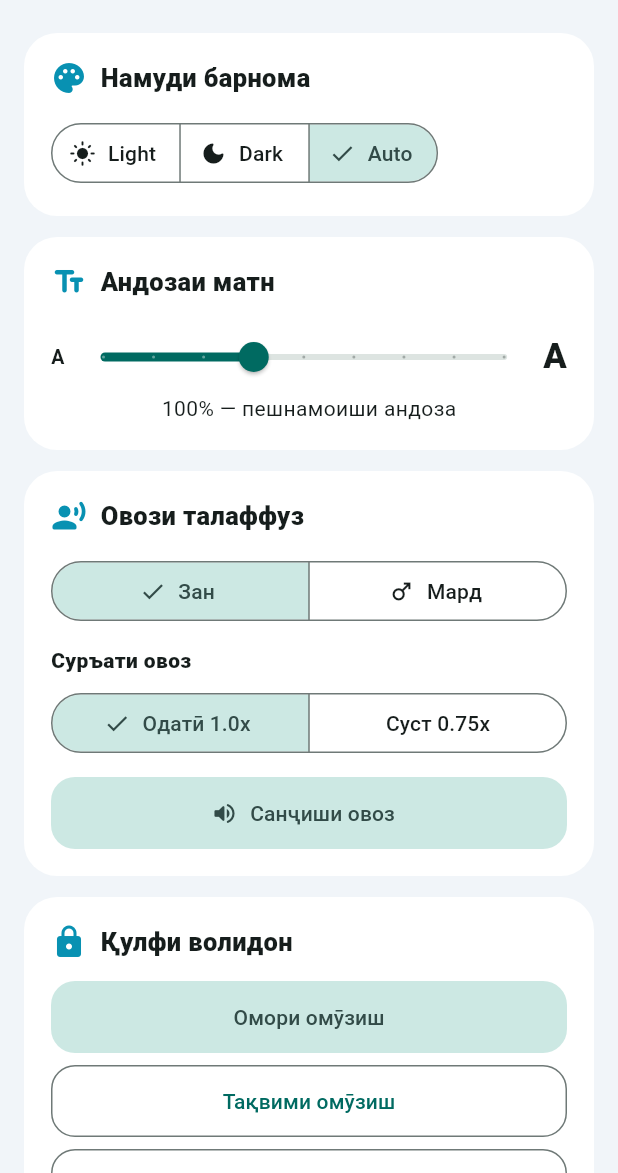
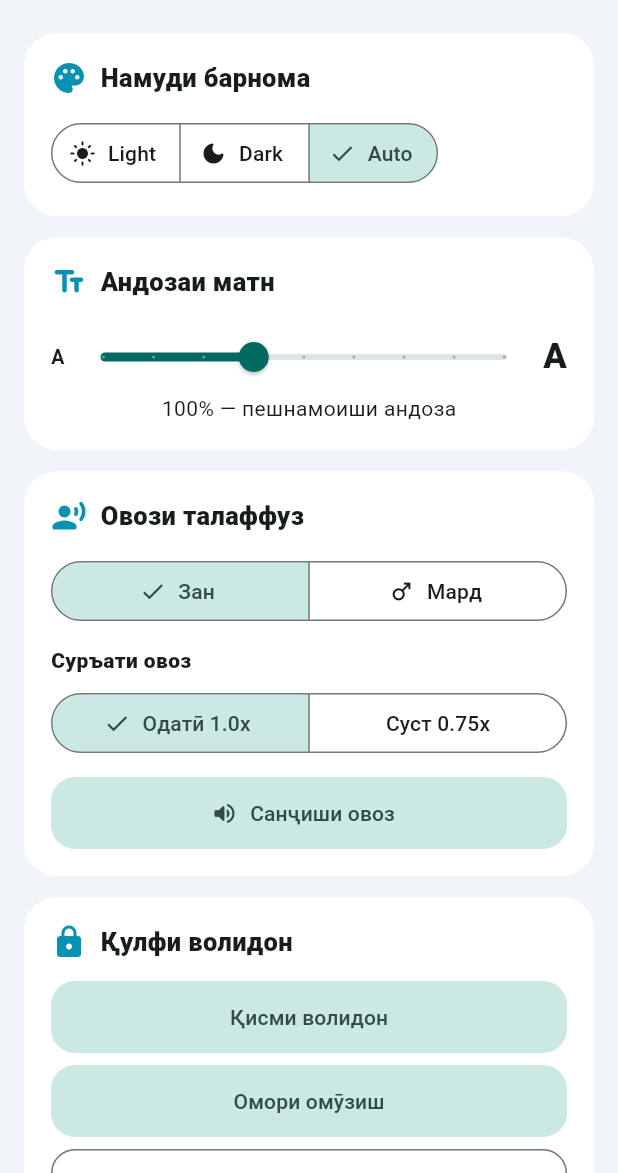
Before and after one commit to mzaynuddinov/english-kids, a Flutter app: the SettingsPage screen opened directly with empty values, on a phone screen of 412 x 824 dp, the part 63-1236 px from its top. Run offline on Flutter 3.47's test engine with Material 3 defaults, Android fonts, the phone set to English and light mode, and no system bars; our stand-ins replace flutter_local_notifications, flutter_tts, shared_preferences, timezone; accounts and stored records are empty.

Commit message:
Add parent hub and protected reset copy in settings

```diff
--- a/lib/pages/settings_page.dart
+++ b/lib/pages/settings_page.dart
@@ -7,6 +7,7 @@ import '../services/progress_service.dart';
 import '../services/reminder_service.dart';
 import '../theme.dart';
 import 'calendar_page.dart';
+import 'parent_hub_page.dart';
 import 'parent_stats_page.dart';
 import 'pin_gate.dart';
 
@@ -124,6 +125,20 @@ class SettingsPage extends StatelessWidget {
                 children: [
                   FilledButton.tonal(
                     onPressed: () async {
+                      final ok = await unlockParent(context, title: 'Қисми волидон');
+                      if (!ok || !context.mounted) return;
+                      await Navigator.push<void>(
+                        context,
+                        MaterialPageRoute(
+                          builder: (_) => ParentHubPage(words: words, learned: learned, saved: const {}),
+                        ),
+                      );
+                    },
+                    child: const Text('Қисми волидон'),
+                  ),
+                  const SizedBox(height: 8),
+                  FilledButton.tonal(
+                    onPressed: () async {
                       final ok = await unlockParent(context, title: 'Омори омӯзиш');
                       if (!ok || !context.mounted) return;
                       await Navigator.push<void>(
@@ -143,7 +158,7 @@ class SettingsPage extends StatelessWidget {
                   const SizedBox(height: 8),
                   OutlinedButton(
                     onPressed: () => _reset(context),
-                    child: const Text('Пок кардани пешрафт'),
+                    child: const Text('Сброси пешрафт'),
                   ),
                 ],
               ),
@@ -155,16 +170,16 @@ class SettingsPage extends StatelessWidget {
   }
 
   Future<void> _reset(BuildContext context) async {
-    final pinOk = await unlockParent(context, title: 'Пок кардани пешрафт');
+    final pinOk = await unlockParent(context, title: 'Сброси пешрафт');
     if (!pinOk || !context.mounted) return;
     final sure = await showDialog<bool>(
       context: context,
       builder: (ctx) => AlertDialog(
-        title: const Text('Ҳамаи пешрафт пок мешавад?'),
-        content: const Text('Ҳамаи пешрафт, натиҷаҳо ва захираҳо пок мешаванд.'),
+        title: const Text('Сброси пешрафт'),
+        content: const Text('Ҳамаи пешрафт, натиҷаҳо ва захираҳои шумо пок мешаванд.'),
         actions: [
           TextButton(onPressed: () => Navigator.pop(ctx, false), child: const Text('Бекор кардан')),
-          FilledButton(onPressed: () => Navigator.pop(ctx, true), child: const Text('Пок кардан')),
+          FilledButton(onPressed: () => Navigator.pop(ctx, true), child: const Text('Сброс кардан')),
         ],
       ),
     );
```
